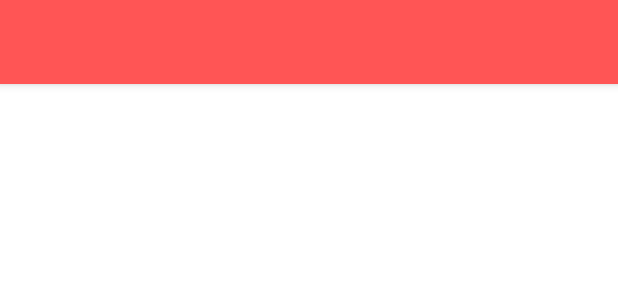
After one commit to m-mansour1/BloodBankApp, an Android app: the layout activity_send_email.xml on its own in the app's theme, with its tools: preview values and no code run, on a phone screen of 412 x 824 dp. The commit adds this screen. Shown: the top 300 px of the screen. Run offline under Robolectric (Android 15) with nearby library versions, the phone set to English and light mode, and no system bars.

Commit message:
added to the email file

```diff
--- a/BloodBank/app/src/main/AndroidManifest.xml
+++ b/BloodBank/app/src/main/AndroidManifest.xml
@@ -9,6 +9,9 @@
         android:roundIcon="@mipmap/ic_launcher_round"
         android:supportsRtl="true"
         android:theme="@style/Theme.BloodBank">
+        <activity
+            android:name=".SendEmailActivity"
+            android:exported="false" />
         <activity
             android:name=".SelectedCategoryActivity"
             android:exported="false" />
--- /dev/null
+++ b/BloodBank/app/src/main/res/layout/activity_send_email.xml
@@ -0,0 +1,24 @@
+<?xml version="1.0" encoding="utf-8"?>
+<LinearLayout xmlns:android="http://schemas.android.com/apk/res/android"
+    xmlns:app="http://schemas.android.com/apk/res-auto"
+    xmlns:tools="http://schemas.android.com/tools"
+    android:layout_width="match_parent"
+    android:layout_height="match_parent"
+    android:orientation="vertical"
+    tools:context=".SendEmailActivity">
+
+    <androidx.appcompat.widget.Toolbar
+        android:id="@+id/toolbar"
+        android:elevation="4dp"
+        android:theme="@style/ThemeOverlay.AppCompat.Dark.ActionBar"
+        app:popupTheme="@style/ThemeOverlay.AppCompat.Dark"
+        android:layout_width="match_parent"
+        android:layout_height="wrap_content"
+        android:background="#FF5555"/>
+
+    <androidx.recyclerview.widget.RecyclerView
+        android:id="@+id/recyclerView"
+        android:layout_width="match_parent"
+        android:layout_height="match_parent"/>
+
+</LinearLayout>
```
Also changed, not shown: BloodBank/app/src/main/java/com/example/bloodbank/Adapter/UserAdapter.java (+18 -0 lines), BloodBank/app/src/main/java/com/example/bloodbank/Email/JavaMailApi.java (+5 -4 lines), BloodBank/app/src/main/java/com/example/bloodbank/MainPage.java (+12 -0 lines), BloodBank/app/src/main/java/com/example/bloodbank/SendEmailActivity.java (added, +118 -0 lines), 1 other file.
